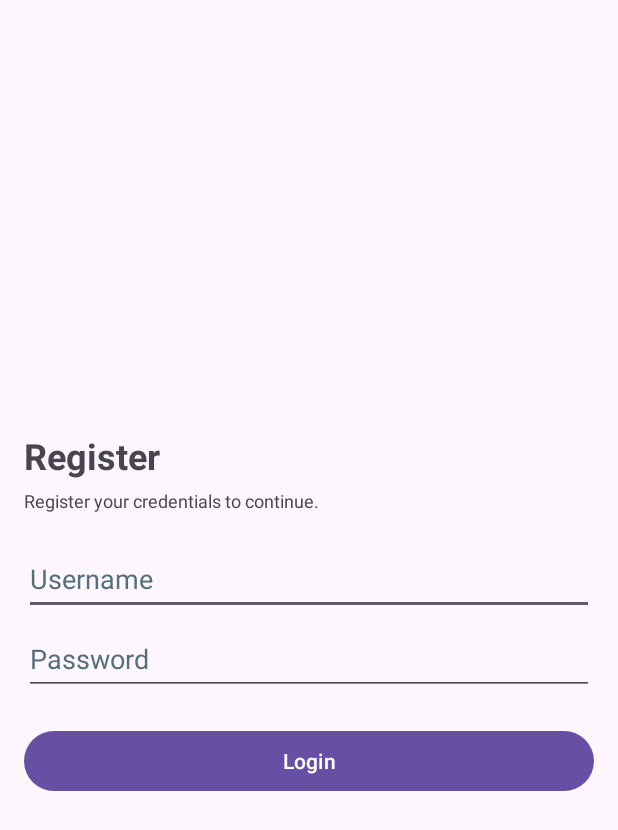
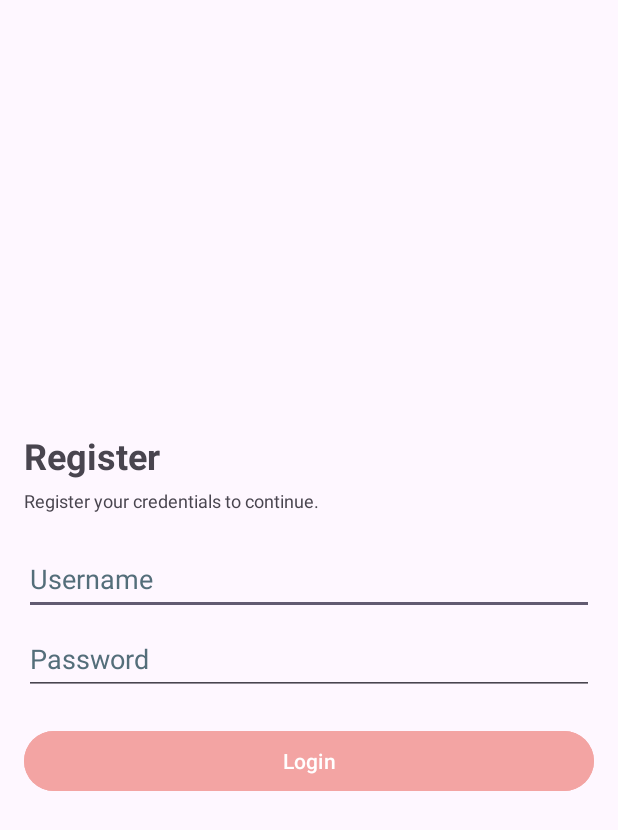
Before and after one commit to AdrianLeAsian/Medilert_CC17, an Android app: the Register screen opened directly, with no data from a screen before it, on a phone screen of 412 x 824 dp. Shown: the top 830 px of the screen. Run offline under Robolectric (Android 15) with nearby library versions, the phone set to English and light mode, and no system bars.

Commit message:
Updated Dashboard and Register

```diff
--- a/app/src/main/res/layout/activity_register.xml
+++ b/app/src/main/res/layout/activity_register.xml
@@ -68,6 +68,7 @@
             android:layout_width="match_parent"
             android:layout_height="wrap_content"
             android:layout_marginBottom="5dp"
+            android:backgroundTint="@color/pink"
             android:text="Login"
             tools:ignore="HardcodedText,DuplicateSpeakableTextCheck,VisualLintButtonSize" />
         <!-- Register Button -->
```
